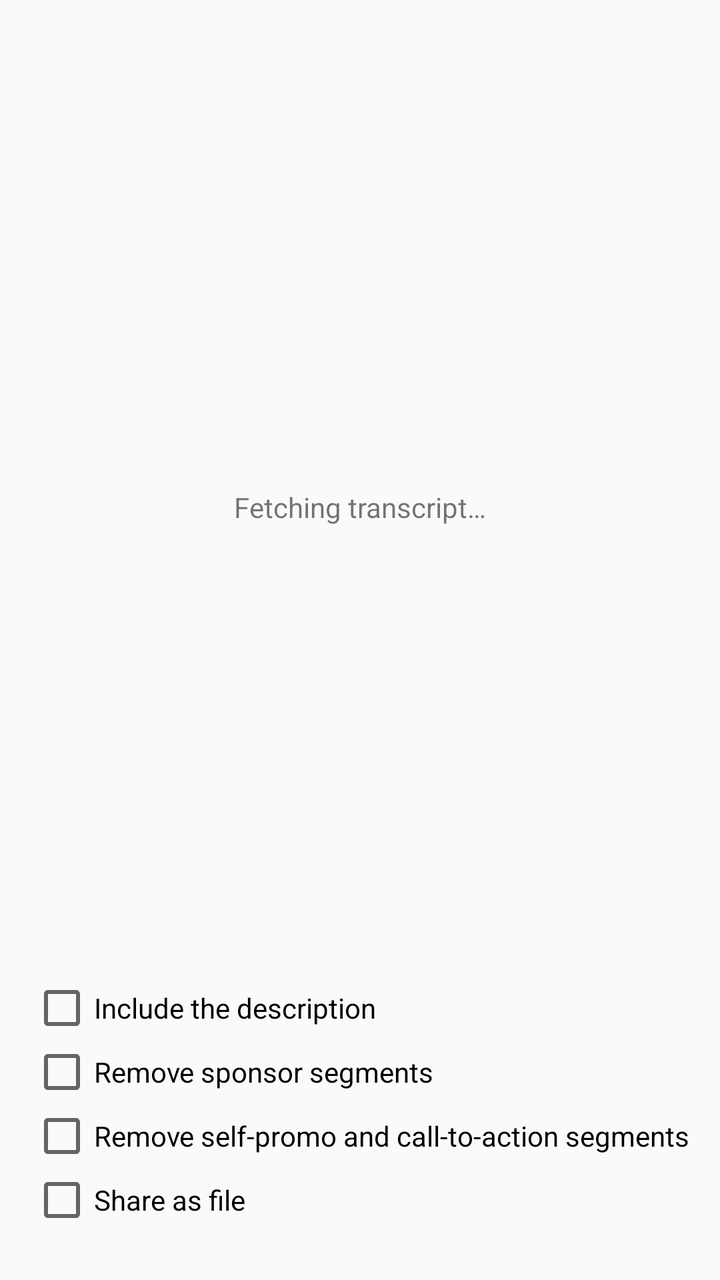
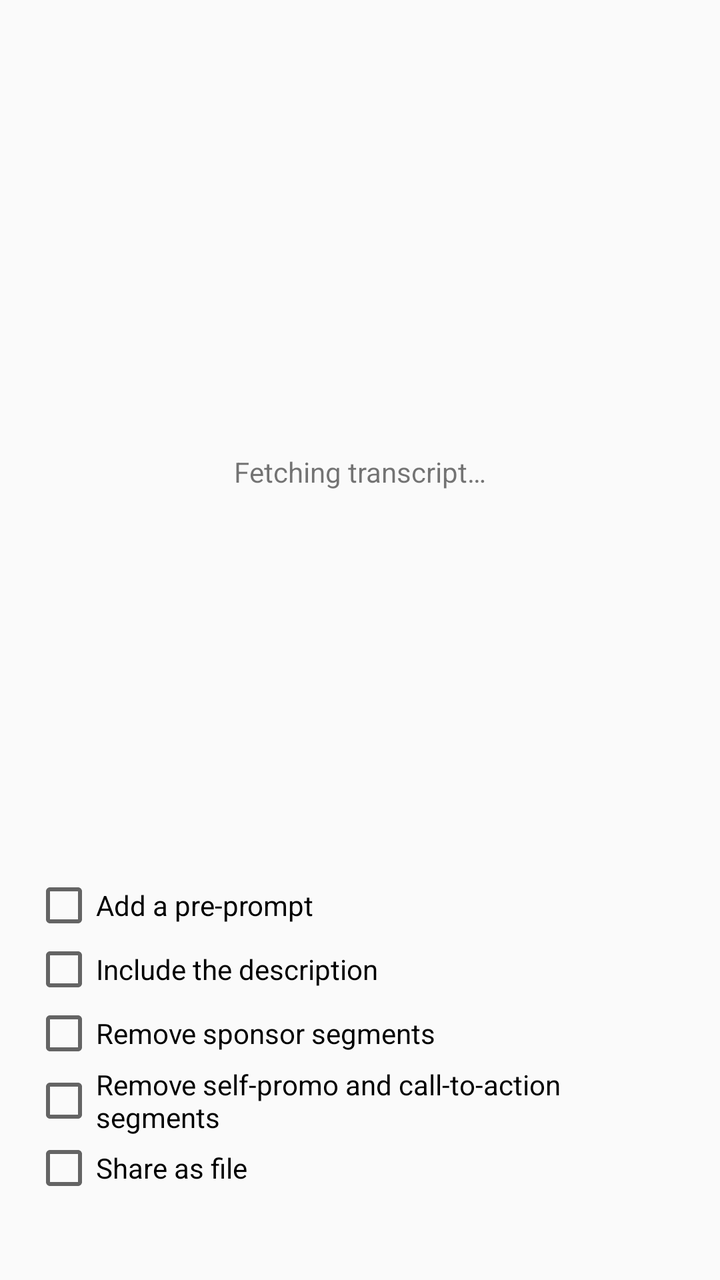

Two renders of the same Android screen: before a commit and after it. Below are the layout's source before the change and the commit's diff.
<!-- AndroidManifest.xml: application theme AppTheme -->
<!-- res/layout/activity_share.xml -->
<?xml version="1.0" encoding="utf-8"?>
<LinearLayout xmlns:android="http://schemas.android.com/apk/res/android"
    android:layout_width="match_parent"
    android:layout_height="match_parent"
    android:orientation="vertical">

    <LinearLayout
        android:layout_width="match_parent"
        android:layout_height="0dp"
        android:layout_weight="1"
        android:gravity="center"
        android:orientation="vertical">

        <ProgressBar
            android:layout_width="wrap_content"
            android:layout_height="wrap_content" />

        <TextView
            android:id="@+id/status"
            android:layout_width="wrap_content"
            android:layout_height="wrap_content"
            android:paddingTop="16dp"
            android:text="@string/fetching" />

        <TextView
            android:id="@+id/operation"
            android:layout_width="wrap_content"
            android:layout_height="wrap_content"
            android:ellipsize="end"
            android:gravity="center"
            android:maxLines="1"
            android:paddingTop="8dp"
            android:textSize="12sp" />

        <TextView
            android:id="@+id/elapsed"
            android:layout_width="wrap_content"
            android:layout_height="wrap_content"
            android:paddingTop="4dp"
            android:textSize="12sp" />
    </LinearLayout>

    <LinearLayout
        android:layout_width="wrap_content"
        android:layout_height="wrap_content"
        android:layout_gravity="center_horizontal"
        android:layout_marginBottom="24dp"
        android:orientation="vertical">

        <CheckBox
            android:id="@+id/include_description"
            android:layout_width="wrap_content"
            android:layout_height="wrap_content"
            android:text="@string/include_description" />

        <CheckBox
            android:id="@+id/remove_sponsors"
            android:layout_width="wrap_content"
            android:layout_height="wrap_content"
            android:text="@string/remove_sponsors" />

        <CheckBox
            android:id="@+id/remove_selfpromo"
            android:layout_width="wrap_content"
            android:layout_height="wrap_content"
            android:text="@string/remove_selfpromo" />

        <CheckBox
            android:id="@+id/share_as_file"
            android:layout_width="wrap_content"
            android:layout_height="wrap_content"
            android:text="@string/share_as_file" />
    </LinearLayout>

</LinearLayout>
<!-- resources referenced by this layout -->
<resources>
  <string name="fetching">Fetching transcript…</string>
  <string name="include_description">Include the description</string>
  <string name="remove_selfpromo">Remove self-promo and call-to-action segments</string>
  <string name="remove_sponsors">Remove sponsor segments</string>\n
  <string name="share_as_file">Share as file</string>
  <style name="AppTheme" parent="android:Theme.Material.Light.NoActionBar" />
</resources>

<!-- the commit's change to res/layout/activity_share.xml (unified diff, before → after) -->
@@ -2,74 +2,89 @@
 <LinearLayout xmlns:android="http://schemas.android.com/apk/res/android"
     android:layout_width="match_parent"
     android:layout_height="match_parent"
+    android:fitsSystemWindows="true"
     android:orientation="vertical">
 
     <LinearLayout
         android:layout_width="match_parent"
-        android:layout_height="0dp"
-        android:layout_weight="1"
-        android:gravity="center"
-        android:orientation="vertical">
+        android:layout_height="match_parent"
+        android:orientation="vertical"
+        android:padding="16dp">
 
-        <ProgressBar
-            android:layout_width="wrap_content"
-            android:layout_height="wrap_content" />
+        <LinearLayout
+            android:layout_width="match_parent"
+            android:layout_height="0dp"
+            android:layout_weight="1"
+            android:gravity="center"
+            android:orientation="vertical">
 
-        <TextView
-            android:id="@+id/status"
+            <ProgressBar
+                android:layout_width="wrap_content"
+                android:layout_height="wrap_content" />
+
+            <TextView
+                android:id="@+id/status"
+                android:layout_width="wrap_content"
+                android:layout_height="wrap_content"
+                android:paddingTop="16dp"
+                android:text="@string/fetching" />
+
+            <TextView
+                android:id="@+id/operation"
+                android:layout_width="wrap_content"
+                android:layout_height="wrap_content"
+                android:ellipsize="end"
+                android:gravity="center"
+                android:maxLines="1"
+                android:paddingTop="8dp"
+                android:textSize="12sp" />
+
+            <TextView
+                android:id="@+id/elapsed"
+                android:layout_width="wrap_content"
+                android:layout_height="wrap_content"
+                android:paddingTop="4dp"
+                android:textSize="12sp" />
+        </LinearLayout>
+
+        <LinearLayout
             android:layout_width="wrap_content"
             android:layout_height="wrap_content"
-            android:paddingTop="16dp"
-            android:text="@string/fetching" />
+            android:layout_gravity="center_horizontal"
+            android:layout_marginBottom="24dp"
+            android:orientation="vertical">
 
-        <TextView
-            android:id="@+id/operation"
-            android:layout_width="wrap_content"
-            android:layout_height="wrap_content"
-            android:ellipsize="end"
-            android:gravity="center"
-            android:maxLines="1"
-            android:paddingTop="8dp"
-            android:textSize="12sp" />
+            <CheckBox
+                android:id="@+id/preprompt_enable"
+                android:layout_width="wrap_content"
+                android:layout_height="wrap_content"
+                android:text="@string/preprompt" />
 
-        <TextView
-            android:id="@+id/elapsed"
-            android:layout_width="wrap_content"
-            android:layout_height="wrap_content"
-            android:paddingTop="4dp"
-            android:textSize="12sp" />
-    </LinearLayout>
+            <CheckBox
+                android:id="@+id/include_description"
+                android:layout_width="wrap_content"
+                android:layout_height="wrap_content"
+                android:text="@string/include_description" />
 
-    <LinearLayout
-        android:layout_width="wrap_content"
-        android:layout_height="wrap_content"
-        android:layout_gravity="center_horizontal"
-        android:layout_marginBottom="24dp"
-        android:orientation="vertical">
+            <CheckBox
+                android:id="@+id/remove_sponsors"
+                android:layout_width="wrap_content"
+                android:layout_height="wrap_content"
+                android:text="@string/remove_sponsors" />
 
-        <CheckBox
-            android:id="@+id/include_description"
-            android:layout_width="wrap_content"
-            android:layout_height="wrap_content"
-            android:text="@string/include_description" />
+            <CheckBox
+                android:id="@+id/remove_selfpromo"
+                android:layout_width="wrap_content"
+                android:layout_height="wrap_content"
+                android:text="@string/remove_selfpromo" />
 
-        <CheckBox
-            android:id="@+id/remove_sponsors"
-            android:layout_width="wrap_content"
-            android:layout_height="wrap_content"
-            android:text="@string/remove_sponsors" />
+            <CheckBox
+                android:id="@+id/share_as_file"
+                android:layout_width="wrap_content"
+                android:layout_height="wrap_content"
+                android:text="@string/share_as_file" />
+        </LinearLayout>
 
-        <CheckBox
-            android:id="@+id/remove_selfpromo"
-            android:layout_width="wrap_content"
-            android:layout_height="wrap_content"
-            android:text="@string/remove_selfpromo" />
-
-        <CheckBox
-            android:id="@+id/share_as_file"
-            android:layout_width="wrap_content"
-            android:layout_height="wrap_content"
-            android:text="@string/share_as_file" />
     </LinearLayout>
 
 </LinearLayout>
<!-- resource entries referenced after the edit -->
@@ -2,8 +2,9 @@
 <resources>
   <string name="fetching">Fetching transcript…</string>
   <string name="include_description">Include the description</string>
+  <string name="preprompt">Add a pre-prompt</string>
   <string name="remove_selfpromo">Remove self-promo and call-to-action segments</string>
-  <string name="remove_sponsors">Remove sponsor segments</string>\n
+  <string name="remove_sponsors">Remove sponsor segments</string>
   <string name="share_as_file">Share as file</string>
   <style name="AppTheme" parent="android:Theme.Material.Light.NoActionBar" />
 </resources>
